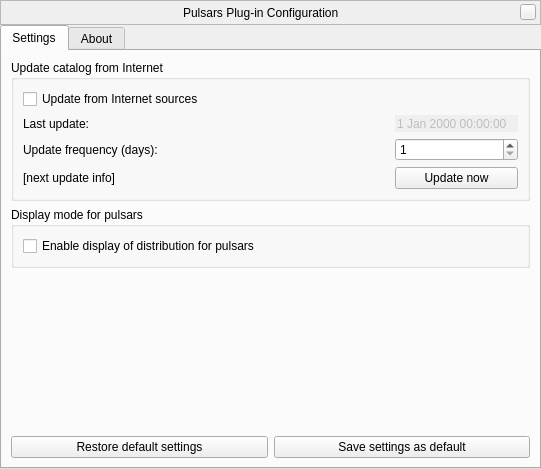
Old version of the form plugins/Pulsars/src/gui/pulsarsDialog.ui in the repository 519984307/stellarium_src.
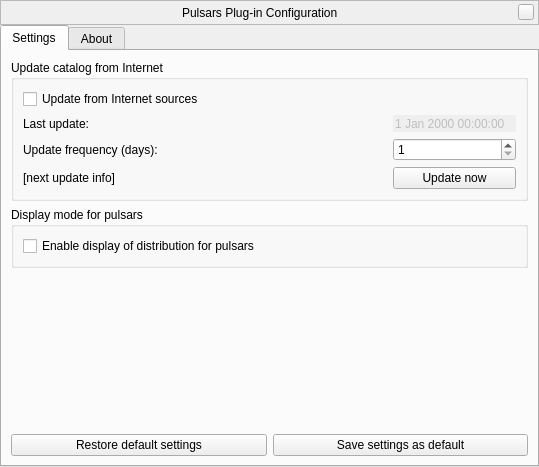
New version of the form. Custom widgets are drawn as their Qt base class.

```diff
--- a/plugins/Pulsars/src/gui/pulsarsDialog.ui
+++ b/plugins/Pulsars/src/gui/pulsarsDialog.ui
@@ -6,8 +6,8 @@
    <rect>
     <x>0</x>
     <y>0</y>
-    <width>541</width>
-    <height>469</height>
+    <width>539</width>
+    <height>467</height>
    </rect>
   </property>
   <property name="windowTitle">
```
Left out of the diff: 3 changed lines with no effect on the pictures.
